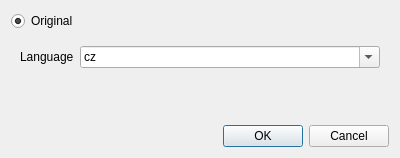
Old version of the form UTranslator/FmNew.ui in the repository Mercury13/utranslator.
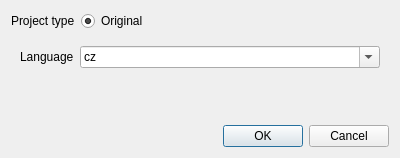
New version of the form.

What changed in the file:
```diff
--- a/UTranslator/FmNew.ui
+++ b/UTranslator/FmNew.ui
@@ -16,6 +16,13 @@
   <layout class="QVBoxLayout" name="verticalLayout">
    <item>
     <layout class="QHBoxLayout" name="horizontalLayout_2">
+     <item>
+      <widget class="QLabel" name="lbType">
+       <property name="text">
+        <string>Project type</string>
+       </property>
+      </widget>
+     </item>
      <item>
       <widget class="QRadioButton" name="radioOriginal">
        <property name="text">
@@ -26,6 +33,19 @@
        </property>
       </widget>
      </item>
+     <item>
+      <spacer name="horizontalSpacer">
+       <property name="orientation">
+        <enum>Qt::Horizontal</enum>
+       </property>
+       <property name="sizeHint" stdset="0">
+        <size>
+         <width>40</width>
+         <height>10</height>
+        </size>
+       </property>
+      </spacer>
+     </item>
     </layout>
    </item>
    <item>
```
